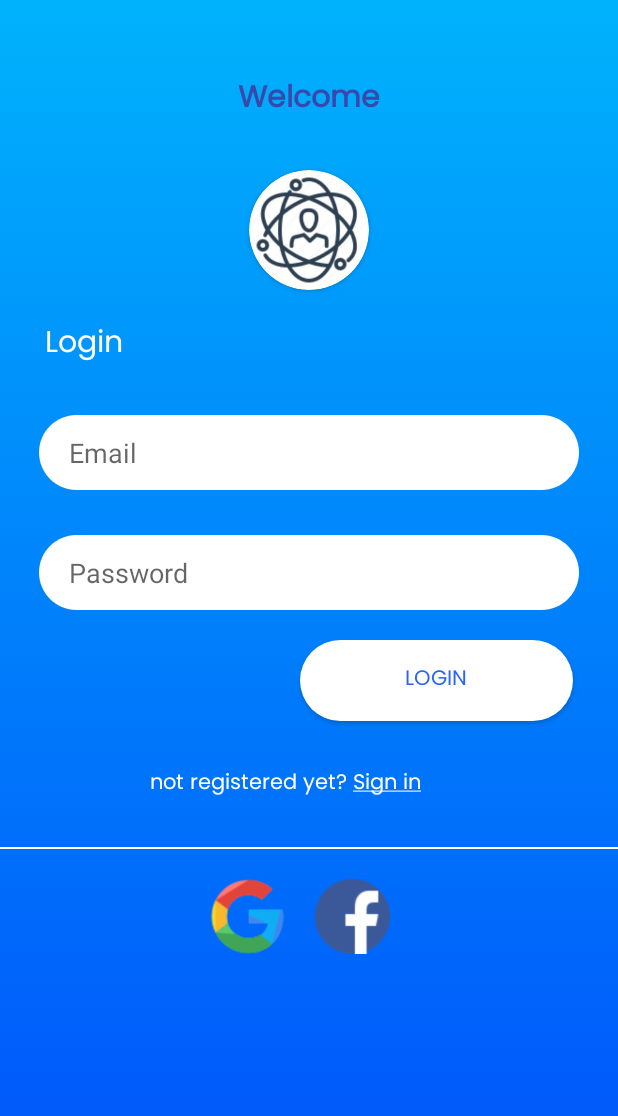
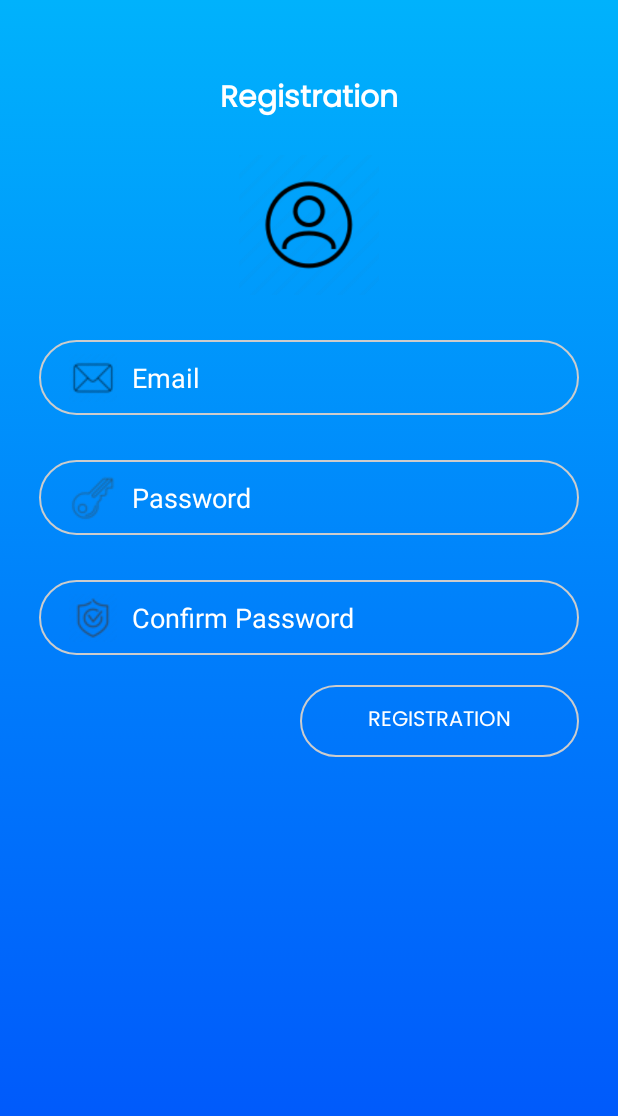
Before and after one commit to flyfree861/C.A.M.CustomerAccessMethod, an Android app: the screen it shows after launch (MainActivity before the commit, RegistrationActivity after it), after a tap on an icon or button, on a phone screen of 412 x 824 dp. Shown: the top 1116 px of the screen. Run offline under Robolectric (Android 15) with nearby library versions, the phone set to English and light mode, and no system bars; our stand-ins replace Firebase (no records; nobody signed in at launch, a user with empty details on screens opened directly).

Commit message:
Aggiunta windows di registratione e cambiato lo stile del login

```diff
--- a/app/src/main/AndroidManifest.xml
+++ b/app/src/main/AndroidManifest.xml
@@ -11,6 +11,9 @@
         android:roundIcon="@mipmap/ic_launcher_round"
         android:supportsRtl="true"
         android:theme="@style/Theme.CAMCustomerAccessMethod">
+        <activity
+            android:name=".RegistrationActivity"
+            android:exported="true" />
         <activity
             android:name=".SignInFacebook"
             android:exported="true" />
--- a/app/src/main/java/com/example/camcustomeraccessmethod/MainActivity.java
+++ b/app/src/main/java/com/example/camcustomeraccessmethod/MainActivity.java
@@ -113,7 +113,8 @@ public class MainActivity extends AppCompatActivity implements View.OnClickListe
 
     private void register()
     {
-        Toast.makeText(MainActivity.this, "Work in progres the funcionality will be implement as soon as possible", Toast.LENGTH_LONG).show();
+        Intent intent = new Intent(MainActivity.this, RegistrationActivity.class);
+        startActivity(intent);
     }
 
     private void signInGoogle()
--- /dev/null
+++ b/app/src/main/java/com/example/camcustomeraccessmethod/RegistrationActivity.java
@@ -0,0 +1,23 @@
+package com.example.camcustomeraccessmethod;
+
+import androidx.appcompat.app.AppCompatActivity;
+
+import android.os.Bundle;
+import android.widget.EditText;
+
+public class RegistrationActivity extends AppCompatActivity
+{
+    EditText txtEmail, txtPsw, txtConfPsw;
+    @Override
+    protected void onCreate(Bundle savedInstanceState)
+    {
+        super.onCreate(savedInstanceState);
+        setContentView(R.layout.activity_registration);
+
+        txtEmail = findViewById(R.id.txtRegEmail);
+        txtPsw = findViewById(R.id.txtRegPassword);
+        txtConfPsw = findViewById(R.id.txtRegConfPassword);
+
+        //TODO inserire i vari metodi di registrazione di email e password
+    }
+}
--- a/app/src/main/res/drawable/input.xml
+++ b/app/src/main/res/drawable/input.xml
@@ -1,24 +1,16 @@
-<!-- drawable/input.xml -->
-<vector
+<?xml version="1.0" encoding="UTF-8"?>
+<shape
     xmlns:android="http://schemas.android.com/apk/res/android"
-    xmlns:aapt="http://schemas.android.com/aapt"
-    android:width="360dp"
-    android:height="50dp"
-    android:viewportWidth="360"
-    android:viewportHeight="50"
-    >
+    android:shape="rectangle">
 
-    <group>
+    <corners android:radius="50dp"/>
+    <padding
+        android:left="10dp"
+        android:right="10dp"
+        android:top="10dp"
+        android:bottom="10dp"/>
 
-        <clip-path
-            android:pathData="M25 0H335C348.807 0 360 11.1929 360 25C360 38.8071 348.807 50 335 50H25C11.1929 50 0 38.8071 0 25C0 11.1929 11.1929 0 25 0Z"
-            />
-
-        <path
-            android:pathData="M0 0V50H360V0"
-            android:fillColor="#FFFFFF"
-            />
-
-    </group>
-
-</vector>
+    <stroke
+        android:width="1dp"
+        android:color="#CCCCCC"/>
+</shape>
--- a/app/src/main/res/drawable/login_btn.xml
+++ b/app/src/main/res/drawable/login_btn.xml
@@ -1,24 +1,16 @@
-<?xml version="1.0" encoding="utf-8"?>
-<vector
+<?xml version="1.0" encoding="UTF-8"?>
+<shape
     xmlns:android="http://schemas.android.com/apk/res/android"
-    xmlns:aapt="http://schemas.android.com/aapt"
-    android:width="360dp"
-    android:height="70dp"
-    android:viewportWidth="360"
-    android:viewportHeight="70"
-    >
+    android:shape="rectangle">
 
-    <group>
+    <corners android:radius="50dp"/>
+    <padding
+        android:left="10dp"
+        android:right="10dp"
+        android:top="10dp"
+        android:bottom="10dp"/>
 
-        <clip-path
-            android:pathData="M0 0H360V70H0V0Z"
-            />
-
-        <path
-            android:pathData="M0 0V70H360V0"
-            android:fillColor="#50C2C9"
-            />
-
-    </group>
-
-</vector>
+    <stroke
+        android:width="1dp"
+        android:color="#CCCCCC"/>
+</shape>
--- a/app/src/main/res/layout/activity_main.xml
+++ b/app/src/main/res/layout/activity_main.xml
@@ -18,7 +18,7 @@
         android:fontFamily="@font/poppins"
         android:text="@string/splash_screen_welcome"
         android:textAlignment="center"
-        android:textColor="#3949AB"
+        android:textColor="@color/white"
         android:textSize="20dp"
         android:textStyle="bold" />
 
@@ -57,6 +57,7 @@
 
     <EditText
         android:id="@+id/txtUser"
+        android:textColorHint="@color/white"
         android:layout_width="360dp"
         android:layout_height="50dp"
         android:layout_gravity="center"
@@ -70,31 +71,34 @@
         android:layout_width="360dp"
         android:layout_height="50dp"
         android:layout_gravity="center"
+        android:textColorHint="@color/white"
         android:background="@drawable/input"
         android:hint="@string/sPassword"
         android:paddingLeft="20dp"
         android:layout_marginTop="30dp"/>
-
-    <Button
-        android:id="@+id/btnLogin"
-        android:layout_width="wrap_content"
-        android:layout_height="wrap_content"
-        android:layout_marginLeft="200dp"
-        android:layout_marginTop="20dp"
-        android:background="@drawable/btn_login_sample"
-        android:fontFamily="@font/poppins"
-        android:text="@string/login"
-        android:textColor="#2962FF" />
 
     <TextView
         android:id="@+id/txtRegisterUsr"
         android:layout_width="wrap_content"
         android:layout_height="wrap_content"
         android:text="@string/userRegistration"
-        android:layout_marginLeft="100dp"
+        android:layout_marginLeft="200dp"
         android:layout_marginTop="30dp"
         android:fontFamily="@font/poppins"
         android:textColor="@color/white"/>
+
+
+    <Button
+        android:id="@+id/btnLogin"
+        android:layout_width="186dp"
+        android:layout_height="wrap_content"
+        android:layout_marginLeft="200dp"
+        android:layout_marginTop="20dp"
+        android:background="@drawable/login_btn"
+        android:fontFamily="@font/poppins"
+        android:text="@string/login"
+        android:textColor="#FFFFFF"
+        android:textColorLink="@color/white" />
 
     <View
         android:layout_width="match_parent"
--- /dev/null
+++ b/app/src/main/res/layout/activity_registration.xml
@@ -0,0 +1,87 @@
+<?xml version="1.0" encoding="utf-8"?>
+<LinearLayout
+    xmlns:android="http://schemas.android.com/apk/res/android"
+    xmlns:app="http://schemas.android.com/apk/res-auto"
+    xmlns:tools="http://schemas.android.com/tools"
+    android:layout_width="match_parent"
+    android:layout_height="match_parent"
+    tools:context=".RegistrationActivity"
+    android:background="@drawable/bg_main_gradient"
+    android:orientation="vertical">
+
+    <TextView
+        android:layout_width="match_parent"
+        android:layout_height="wrap_content"
+        android:layout_marginTop="50dp"
+        android:fontFamily="@font/poppins"
+        android:text="@string/registrationTitle"
+        android:textAlignment="center"
+        android:textColor="@color/white"
+        android:textSize="20dp"
+        android:textStyle="bold" />
+
+    <ImageView
+        android:id="@+id/tltImage"
+        android:layout_width="96dp"
+        android:layout_height="93dp"
+        android:layout_gravity="center_horizontal"
+        android:layout_marginTop="20dp"
+        android:src="@drawable/ic_registration_title">
+
+    </ImageView>
+
+    <EditText
+        android:id="@+id/txtRegEmail"
+        android:textColor="@color/white"
+        android:textColorHint="@color/white"
+        android:drawableLeft="@drawable/ic_mail"
+        android:drawablePadding="10dp"
+        android:layout_width="360dp"
+        android:layout_height="50dp"
+        android:layout_gravity="center"
+        android:layout_marginTop="30dp"
+        android:background="@drawable/input"
+        android:hint="@string/sEmail"
+        android:paddingLeft="20dp" />
+
+    <EditText
+        android:id="@+id/txtRegPassword"
+        android:textColor="@color/white"
+        android:drawableLeft="@drawable/ic_password"
+        android:drawablePadding="10dp"
+        android:layout_width="360dp"
+        android:layout_height="50dp"
+        android:layout_gravity="center"
+        android:textColorHint="@color/white"
+        android:background="@drawable/input"
+        android:hint="@string/sPassword"
+        android:paddingLeft="20dp"
+        android:layout_marginTop="30dp"/>
+
+    <EditText
+        android:id="@+id/txtRegConfPassword"
+        android:textColor="@color/white"
+        android:drawableLeft="@drawable/ic_checked"
+        android:drawablePadding="10dp"
+        android:layout_width="360dp"
+        android:layout_height="50dp"
+        android:layout_gravity="center"
+        android:textColorHint="@color/white"
+        android:background="@drawable/input"
+        android:hint="@string/sConfPassword"
+        android:paddingLeft="20dp"
+        android:layout_marginTop="30dp"/>
+
+    <Button
+        android:id="@+id/btnRegRegistration"
+        android:layout_width="186dp"
+        android:layout_height="wrap_content"
+        android:layout_marginLeft="200dp"
+        android:layout_marginTop="20dp"
+        android:background="@drawable/login_btn"
+        android:fontFamily="@font/poppins"
+        android:text="@string/registrationTitle"
+        android:textColor="#FFFFFF"
+        android:textColorLink="@color/white" />
+
+</LinearLayout>
--- a/app/src/main/res/values/strings.xml
+++ b/app/src/main/res/values/strings.xml
@@ -1,4 +1,5 @@
 <resources>
+
     <string name="app_name">C.A.M (Customer Access Method)</string>
     <string name="splash_screen_welcome">Welcome</string>
     <string name="sEmail">Email</string>
@@ -6,10 +7,11 @@
     <string name="login">Login</string>
     <string name="SignInWithGoogle">Sign in with Google</string>
     <string name="userRegistration">not registered yet? <u>Sign in</u></string>
+    <string name="registrationTitle">Registration</string>
+    <string name="sConfPassword">Confirm Password</string>
 
     <!-- Facebook application ID and custom URL scheme (app ID prefixed by 'fb'). -->
     <string name="facebook_app_id">568688654371939</string>
     <string name="fb_login_protocol_scheme">fb568688654371939</string>
 
-
 </resources>
```
Also changed, not shown: app/src/main/res/drawable/ic_checked.png (added), app/src/main/res/drawable/ic_mail.png (added), app/src/main/res/drawable/ic_password.png (added), app/src/main/res/drawable/ic_registration_title.png (added).
